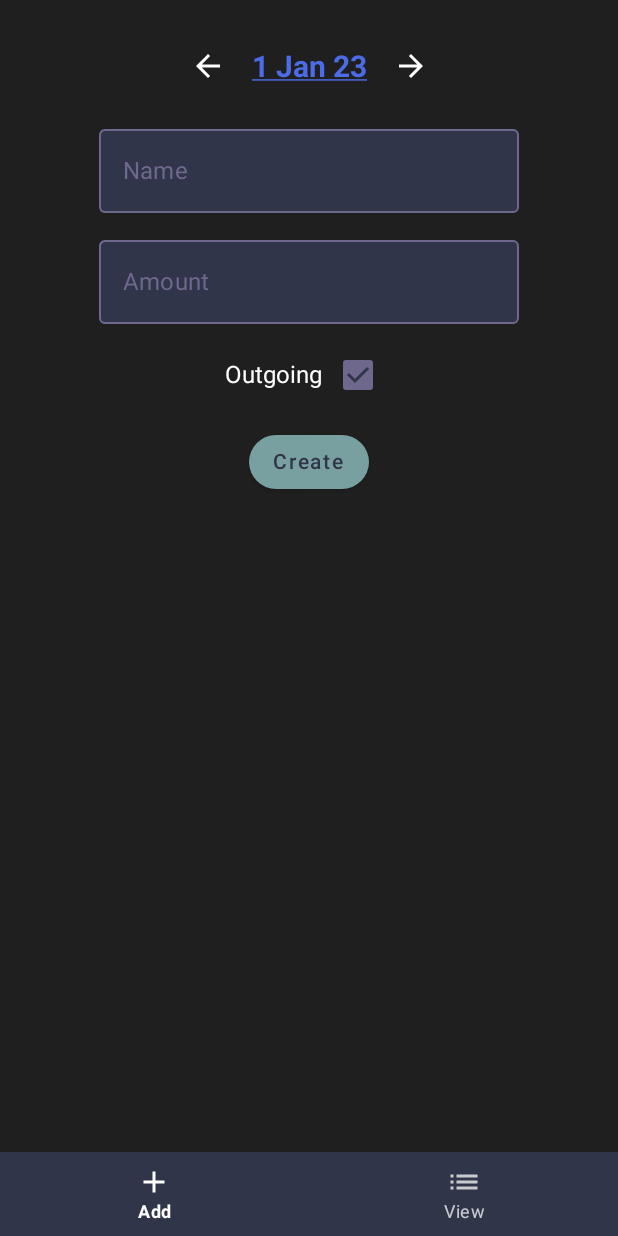
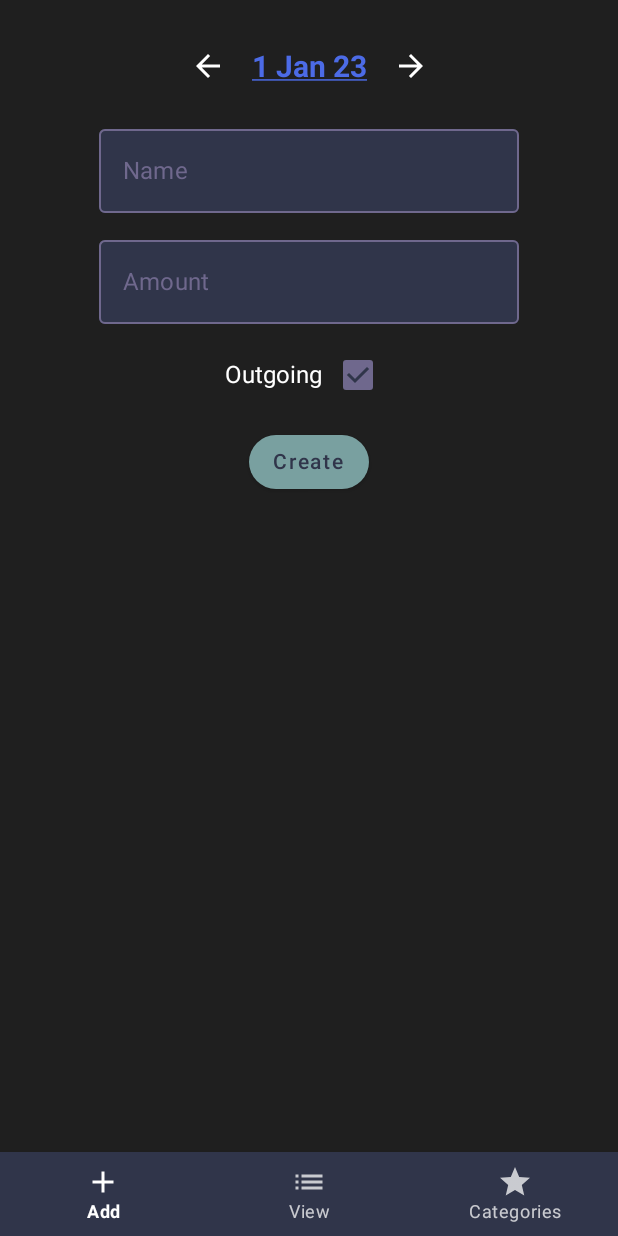
Before and after one commit to EwasWorld/ProjectNummi, an Android app built with Jetpack Compose: the screen it shows after launch (MainActivity), after a tap on "One day earlier", on a phone screen of 412 x 824 dp. Run offline under Robolectric (Android 15) with nearby library versions, the phone set to English and light mode, and no system bars.

Commit message:
Added a screen to create and view categories

```diff
--- /dev/null
+++ b/app/src/main/java/com/eywa/projectnummi/components/createCategoryDialog/CreateCategoryDialogState.kt
@@ -0,0 +1,5 @@
+package com.eywa.projectnummi.components.createCategoryDialog
+
+data class CreateCategoryDialogState(
+        val name: String = "",
+)
--- a/app/src/main/java/com/eywa/projectnummi/database/TempInMemoryDb.kt
+++ b/app/src/main/java/com/eywa/projectnummi/database/TempInMemoryDb.kt
@@ -1,6 +1,8 @@
 package com.eywa.projectnummi.database
 
+import com.eywa.projectnummi.model.Category
 import com.eywa.projectnummi.model.Transaction
+import com.eywa.projectnummi.model.providers.CategoryProvider
 import com.eywa.projectnummi.model.providers.TransactionProvider
 import kotlinx.coroutines.Dispatchers
 import kotlinx.coroutines.flow.MutableStateFlow
@@ -9,8 +11,13 @@ import kotlinx.coroutines.withContext
 
 object TempInMemoryDb {
     val transactions = MutableStateFlow(TransactionProvider.basic)
+    val categories = MutableStateFlow(CategoryProvider.basic)
 
     suspend fun addTransaction(transaction: Transaction) = withContext(Dispatchers.IO) {
         transactions.update { it.plus(transaction) }
     }
+
+    suspend fun addCategory(category: Category) = withContext(Dispatchers.IO) {
+        categories.update { it.plus(category) }
+    }
 }
--- a/app/src/main/java/com/eywa/projectnummi/features/addTransactions/AddTransactionsScreen.kt
+++ b/app/src/main/java/com/eywa/projectnummi/features/addTransactions/AddTransactionsScreen.kt
@@ -23,6 +23,7 @@ import androidx.lifecycle.viewmodel.compose.viewModel
 import com.eywa.projectnummi.features.addTransactions.AddTransactionsIntent.*
 import com.eywa.projectnummi.ui.components.DatePicker
 import com.eywa.projectnummi.ui.components.NummiScreenPreviewWrapper
+import com.eywa.projectnummi.ui.components.NummiTextField
 import com.eywa.projectnummi.ui.theme.NummiTheme
 import com.eywa.projectnummi.ui.theme.asClickableStyle
 import com.eywa.projectnummi.ui.utils.DateTimeFormat
@@ -83,23 +84,11 @@ fun AddTransactionsScreen(
                 )
             }
         }
-        OutlinedTextField(
-                value = state.name,
-                onValueChange = { listener(NameChanged(it.stripNewLines())) },
-                keyboardOptions = KeyboardOptions.Default.copy(
-                        imeAction = ImeAction.Next
-                ),
-                label = {
-                    Text(
-                            text = "Name"
-                    )
-                },
-                placeholder = {
-                    Text(
-                            text = "Tesco"
-                    )
-                },
-                colors = NummiTheme.colors.outlinedTextField()
+        NummiTextField(
+                text = state.name,
+                onTextChanged = { listener(NameChanged(it)) },
+                label = "Name",
+                placeholderText = "Tesco",
         )
         OutlinedTextField(
                 value = state.amount,
--- a/app/src/main/java/com/eywa/projectnummi/features/viewTransactions/ViewTransactionsScreen.kt
+++ b/app/src/main/java/com/eywa/projectnummi/features/viewTransactions/ViewTransactionsScreen.kt
@@ -44,9 +44,8 @@ fun ViewTransactionsScreen(
     LazyColumn(
             horizontalAlignment = Alignment.Start,
             verticalArrangement = Arrangement.spacedBy(10.dp),
-            modifier = Modifier
-                    .fillMaxSize()
-                    .padding(NummiTheme.dimens.screenPadding)
+            contentPadding = PaddingValues(NummiTheme.dimens.screenPadding),
+            modifier = Modifier.fillMaxSize()
     ) {
         items(displayItems) { item ->
             BoxWithConstraints {
--- a/app/src/main/java/com/eywa/projectnummi/main/MainNavRoute.kt
+++ b/app/src/main/java/com/eywa/projectnummi/main/MainNavRoute.kt
@@ -3,6 +3,7 @@ package com.eywa.projectnummi.main
 import androidx.compose.runtime.Composable
 import androidx.navigation.NavHostController
 import com.eywa.projectnummi.features.addTransactions.AddTransactionsScreen
+import com.eywa.projectnummi.features.manageCategories.ManageCategoriesScreen
 import com.eywa.projectnummi.features.viewTransactions.ViewTransactionsScreen
 
 enum class MainNavRoute : NavRoute {
@@ -17,5 +18,11 @@ enum class MainNavRoute : NavRoute {
 
         @Composable
         override fun Screen(navController: NavHostController) = ViewTransactionsScreen()
-    }
+    },
+    MANAGE_CATEGORIES {
+        override val routeBase: String = "manage_categories"
+
+        @Composable
+        override fun Screen(navController: NavHostController) = ManageCategoriesScreen()
+    },
 }
--- a/app/src/main/java/com/eywa/projectnummi/main/NummiBottomNav.kt
+++ b/app/src/main/java/com/eywa/projectnummi/main/NummiBottomNav.kt
@@ -5,8 +5,10 @@ import androidx.compose.material.*
 import androidx.compose.material.icons.Icons
 import androidx.compose.material.icons.filled.Add
 import androidx.compose.material.icons.filled.List
+import androidx.compose.material.icons.filled.Star
 import androidx.compose.material.icons.outlined.Add
 import androidx.compose.material.icons.outlined.List
+import androidx.compose.material.icons.outlined.Star
 import androidx.compose.runtime.Composable
 import androidx.compose.runtime.getValue
 import androidx.compose.ui.Modifier
@@ -55,6 +57,15 @@ fun NummiBottomNav(
                 label = "View",
                 contentDescription = "View transactions",
                 destination = MainNavRoute.VIEW_TRANSACTIONS,
+                currentRoute = currentRoute,
+                onClick = onClick,
+        )
+        NummiBottomNavItem(
+                icon = NummiIconInfo.VectorIcon(Icons.Outlined.Star),
+                selectedIcon = NummiIconInfo.VectorIcon(Icons.Filled.Star),
+                label = "Categories",
+                contentDescription = "Manage categories",
+                destination = MainNavRoute.MANAGE_CATEGORIES,
                 currentRoute = currentRoute,
                 onClick = onClick,
         )
--- /dev/null
+++ b/app/src/main/java/com/eywa/projectnummi/model/Category.kt
@@ -0,0 +1,6 @@
+package com.eywa.projectnummi.model
+
+data class Category(
+        val id: Int,
+        val name: String,
+)
--- /dev/null
+++ b/app/src/main/java/com/eywa/projectnummi/model/providers/CategoryProvider.kt
@@ -0,0 +1,12 @@
+package com.eywa.projectnummi.model.providers
+
+import com.eywa.projectnummi.model.Category
+
+object CategoryProvider {
+    val basic = listOf(
+            "Groceries",
+            "Entertainment",
+            "Work",
+            "Income",
+    ).mapIndexed { index, name -> Category(index, name) }
+}
--- /dev/null
+++ b/app/src/main/java/com/eywa/projectnummi/ui/components/NummiTextField.kt
@@ -0,0 +1,35 @@
+package com.eywa.projectnummi.ui.components
+
+import androidx.compose.foundation.text.KeyboardOptions
+import androidx.compose.material.OutlinedTextField
+import androidx.compose.material.Text
+import androidx.compose.runtime.Composable
+import androidx.compose.ui.text.input.ImeAction
+import com.eywa.projectnummi.features.addTransactions.stripNewLines
+import com.eywa.projectnummi.ui.theme.NummiTheme
+
+@Composable
+fun NummiTextField(
+        text: String,
+        onTextChanged: (String) -> Unit,
+        label: String,
+        placeholderText: String,
+        imeAction: ImeAction = ImeAction.Next
+) = OutlinedTextField(
+        value = text,
+        onValueChange = { onTextChanged(it.stripNewLines()) },
+        keyboardOptions = KeyboardOptions.Default.copy(
+                imeAction = imeAction
+        ),
+        label = {
+            Text(
+                    text = label
+            )
+        },
+        placeholder = {
+            Text(
+                    text = placeholderText
+            )
+        },
+        colors = NummiTheme.colors.outlinedTextField()
+)
--- a/app/src/main/java/com/eywa/projectnummi/ui/theme/NummiDimens.kt
+++ b/app/src/main/java/com/eywa/projectnummi/ui/theme/NummiDimens.kt
@@ -1,5 +1,8 @@
 package com.eywa.projectnummi.ui.theme
 
+import androidx.compose.material.ButtonDefaults
+import androidx.compose.material.ButtonElevation
+import androidx.compose.runtime.Composable
 import androidx.compose.runtime.Immutable
 import androidx.compose.ui.unit.Dp
 import androidx.compose.ui.unit.dp
@@ -7,4 +10,8 @@ import androidx.compose.ui.unit.dp
 @Immutable
 data class NummiDimens(
         val screenPadding: Dp = 20.dp,
+        val fabToScreenEdgePadding: Dp = 30.dp,
+
+        val buttonElevationNone: @Composable () -> ButtonElevation =
+                { ButtonDefaults.elevation(0.dp, 0.dp, 0.dp, 0.dp, 0.dp) }
 )
--- a/app/src/main/java/com/eywa/projectnummi/ui/theme/colors/colorPaletts/ColorPalette.kt
+++ b/app/src/main/java/com/eywa/projectnummi/ui/theme/colors/colorPaletts/ColorPalette.kt
@@ -16,6 +16,8 @@ data class ColorPalette(
 
         val appBackground: ThemeColor = ThemeColor(main = BaseColor.BASE_BLACK, content = Color.White),
         val navBar: ThemeColor = ThemeColor(main = BaseColor.BASE_SPACE, content = Color.White),
+        val fab: ThemeColor = ThemeColor(main = BaseColor.BASE_BLUE, content = BaseColor.BASE_SPACE),
+        val dialog: ThemeColor = ThemeColor(main = BaseColor.BASE_BLACK, content = Color.White),
 
         val link: Color = BaseColor.BLUE,
 
@@ -24,6 +26,18 @@ data class ColorPalette(
                     backgroundColor = BaseColor.BASE_BLUE,
                     contentColor = BaseColor.BASE_SPACE,
                     disabledBackgroundColor = BaseColor.BASE_SPACE,
+                    disabledContentColor = BaseColor.GREY,
+            )
+        },
+        val primaryTextButton: @Composable () -> ButtonColors = {
+            ButtonDefaults.textButtonColors(
+                    contentColor = Color.White,
+                    disabledContentColor = BaseColor.GREY,
+            )
+        },
+        val secondaryTextButton: @Composable () -> ButtonColors = {
+            ButtonDefaults.textButtonColors(
+                    contentColor = BaseColor.BASE_PURPLE,
                     disabledContentColor = BaseColor.GREY,
             )
         },
```
Also changed, not shown: app/src/main/java/com/eywa/projectnummi/common/PreviewHelpers.kt (added, +10 -0 lines), app/src/main/java/com/eywa/projectnummi/components/createCategoryDialog/CreateCategoryDialog.kt (added, +45 -0 lines), app/src/main/java/com/eywa/projectnummi/components/createCategoryDialog/CreateCategoryDialogIntent.kt (added, +7 -0 lines), app/src/main/java/com/eywa/projectnummi/features/manageCategories/ManageCategoriesIntent.kt (added, +8 -0 lines), app/src/main/java/com/eywa/projectnummi/features/manageCategories/ManageCategoriesScreen.kt (added, +119 -0 lines), app/src/main/java/com/eywa/projectnummi/features/manageCategories/ManageCategoriesState.kt (added, +9 -0 lines), app/src/main/java/com/eywa/projectnummi/features/manageCategories/ManageCategoriesViewModel.kt (added, +55 -0 lines), app/src/main/java/com/eywa/projectnummi/ui/components/NummiDialog.kt (added, +130 -0 lines).
